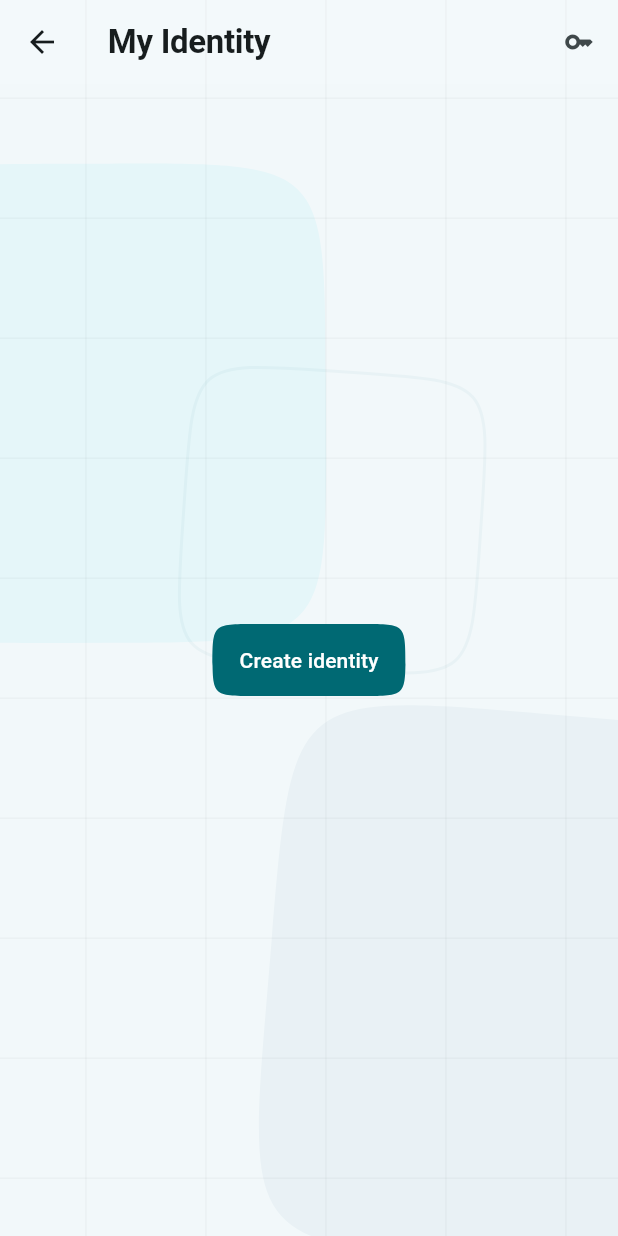
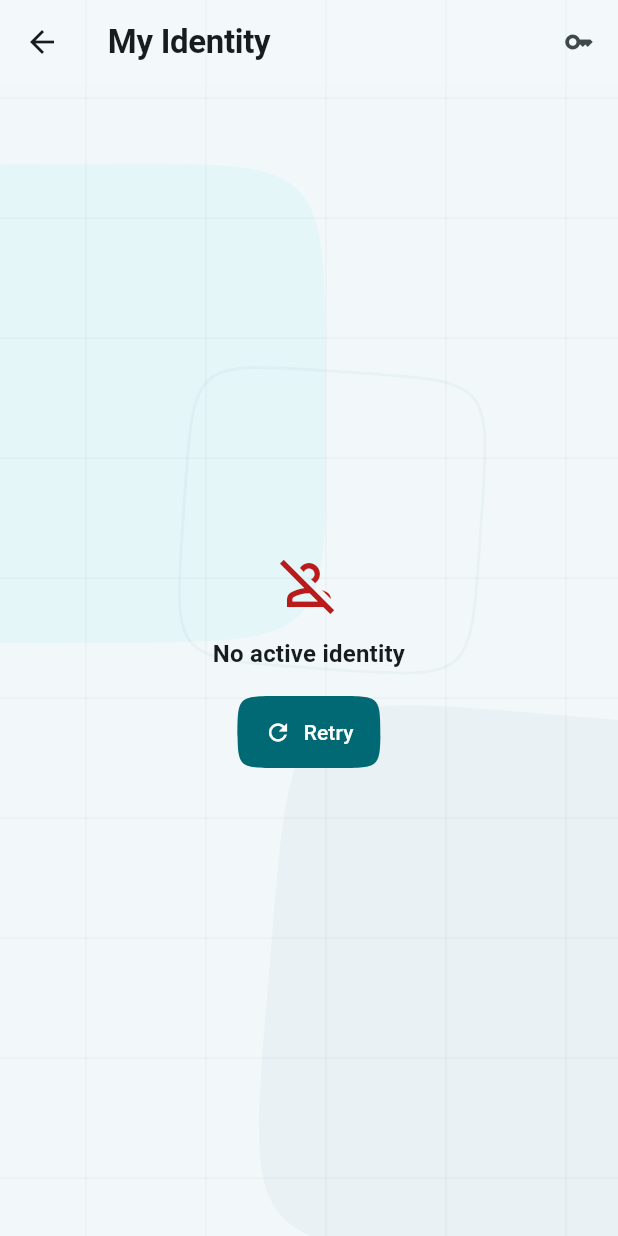
Before and after one commit to layergram/layergram, a Flutter app: the MyIdentityView screen opened directly, on a phone screen of 412 x 824 dp. Run offline on Flutter 3.47's test engine with Material 3 defaults, Android fonts, the phone set to English and light mode, and no system bars; our stand-ins replace app_links, dotted_border, easy_localization, flutter_linkify, flutter_riverpod, flutter_secure_storage and 6 more; missing offline and left inert: android_intent_plus, base32, bip39, cryptography, dart:ffi, mobile_scanner and 1 more; accounts and stored records are empty; statements that could not run were skipped; project files that could hold a hidden picture were left out.

Commit message:
fix: recover identity loading safely

```diff
--- a/lib/features/my_identity/my_identity_controller.dart
+++ b/lib/features/my_identity/my_identity_controller.dart
@@ -163,3 +163,15 @@ class MyIdentityController {
 
 final myIdentityControllerProvider =
     Provider((ref) => MyIdentityController(ref));
+
+/// The identity presented by [MyIdentityView].
+///
+/// Keep the asynchronous load in Riverpod so ordinary widget rebuilds do not
+/// restart native v3 identity restoration. Loading, missing-data, and error
+/// states must remain distinct in the UI: an error must never look like an
+/// invitation to overwrite or create identity material.
+final presentedLocalIdentityProvider = FutureProvider<LocalIdentity?>((ref) {
+  ref.watch(passphraseProvider);
+  ref.watch(identityReloadTokenProvider);
+  return ref.read(myIdentityControllerProvider).getActiveIdentity();
+});
--- a/lib/features/my_identity/my_identity_view.dart
+++ b/lib/features/my_identity/my_identity_view.dart
@@ -196,8 +196,7 @@ class _MyIdentityViewState extends ConsumerState<MyIdentityView> {
 
   @override
   Widget build(BuildContext context) {
-    // Watch the passphrase state so the view rebuilds when the active key changes
-    ref.watch(passphraseProvider);
+    final presentedIdentity = ref.watch(presentedLocalIdentityProvider);
 
     return Scaffold(
       backgroundColor: Colors.transparent,
@@ -205,25 +204,15 @@ class _MyIdentityViewState extends ConsumerState<MyIdentityView> {
         title: Text(AppStrings.t(context, 'myIdentity')),
         actions: const [PassphraseButton(), SizedBox(width: 8)],
       ),
-      body: FutureBuilder(
-        future: ref.read(myIdentityControllerProvider).getActiveIdentity(),
-        builder: (fbContext, snapshot) {
-          final local = snapshot.data;
+      body: presentedIdentity.when(
+        loading: () => const Center(child: CircularProgressIndicator()),
+        error: (error, stackTrace) => _IdentityUnavailable(
+          onRetry: () => ref.invalidate(presentedLocalIdentityProvider),
+        ),
+        data: (local) {
           if (local == null) {
-            return Center(
-              child: FilledButton(
-                onPressed: () async {
-                  final created = await ref
-                      .read(identityManagerProvider)
-                      .createNewIdentity();
-                  ref.read(activeIdentityIdProvider.notifier).state =
-                      created.identityId;
-                  ref.read(identityReloadTokenProvider.notifier).state++;
-                  if (!mounted) return;
-                  setState(() {});
-                },
-                child: Text(AppStrings.t(context, 'createIdentity')),
-              ),
+            return _IdentityUnavailable(
+              onRetry: () => ref.invalidate(presentedLocalIdentityProvider),
             );
           }
 
@@ -565,3 +554,41 @@ class _MyIdentityViewState extends ConsumerState<MyIdentityView> {
     );
   }
 }
+
+class _IdentityUnavailable extends StatelessWidget {
+  const _IdentityUnavailable({required this.onRetry});
+
+  final VoidCallback onRetry;
+
+  @override
+  Widget build(BuildContext context) {
+    final colorScheme = Theme.of(context).colorScheme;
+    return Center(
+      child: Padding(
+        padding: const EdgeInsets.all(24),
+        child: Column(
+          mainAxisSize: MainAxisSize.min,
+          children: [
+            Icon(
+              Icons.person_off_outlined,
+              size: 44,
+              color: colorScheme.error,
+            ),
+            const SizedBox(height: 12),
+            Text(
+              AppStrings.t(context, 'noActiveIdentity'),
+              textAlign: TextAlign.center,
+              style: Theme.of(context).textTheme.titleMedium,
+            ),
+            const SizedBox(height: 16),
+            FilledButton.icon(
+              onPressed: onRetry,
+              icon: const Icon(Icons.refresh),
+              label: Text(AppStrings.t(context, 'retry')),
+            ),
+          ],
+        ),
+      ),
+    );
+  }
+}
--- a/pubspec.yaml
+++ b/pubspec.yaml
@@ -2,7 +2,7 @@ name: layergram
 description: Official open-source Layergram app for local encrypted steganographic messaging.
 homepage: https://layergram.app
 publish_to: 'none'
-version: 2.0.1+28
+version: 2.0.2+29
 
 environment:
   sdk: ^3.4.0
```
Also changed, not shown: lib/app.dart (+77 -16 lines), 4 other files.
